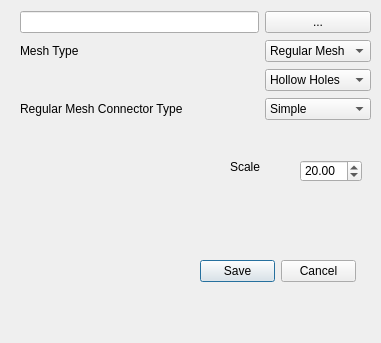
This is forms/ConnectorSelectionPanel.ui in TopModLab/Unfolding as Qt 5 draws it before an edit. The edited form follows.
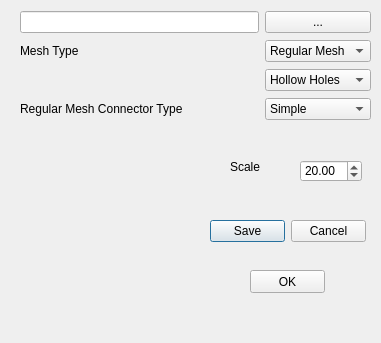
This is the edited form.

```diff
--- a/forms/ConnectorSelectionPanel.ui
+++ b/forms/ConnectorSelectionPanel.ui
@@ -156,8 +156,8 @@
   <widget class="QDialogButtonBox" name="buttonBox">
    <property name="geometry">
     <rect>
-     <x>200</x>
-     <y>260</y>
+     <x>210</x>
+     <y>220</y>
      <width>156</width>
      <height>23</height>
     </rect>
@@ -166,6 +166,19 @@
     <set>QDialogButtonBox::Cancel|QDialogButtonBox::Save</set>
    </property>
   </widget>
+  <widget class="QPushButton" name="ok_button">
+   <property name="geometry">
+    <rect>
+     <x>250</x>
+     <y>270</y>
+     <width>75</width>
+     <height>23</height>
+    </rect>
+   </property>
+   <property name="text">
+    <string>OK</string>
+   </property>
+  </widget>
  </widget>
  <resources>
   <include location="../icons.qrc"/>
```
Left out of the diff: 2 changed lines with no effect on the pictures.
